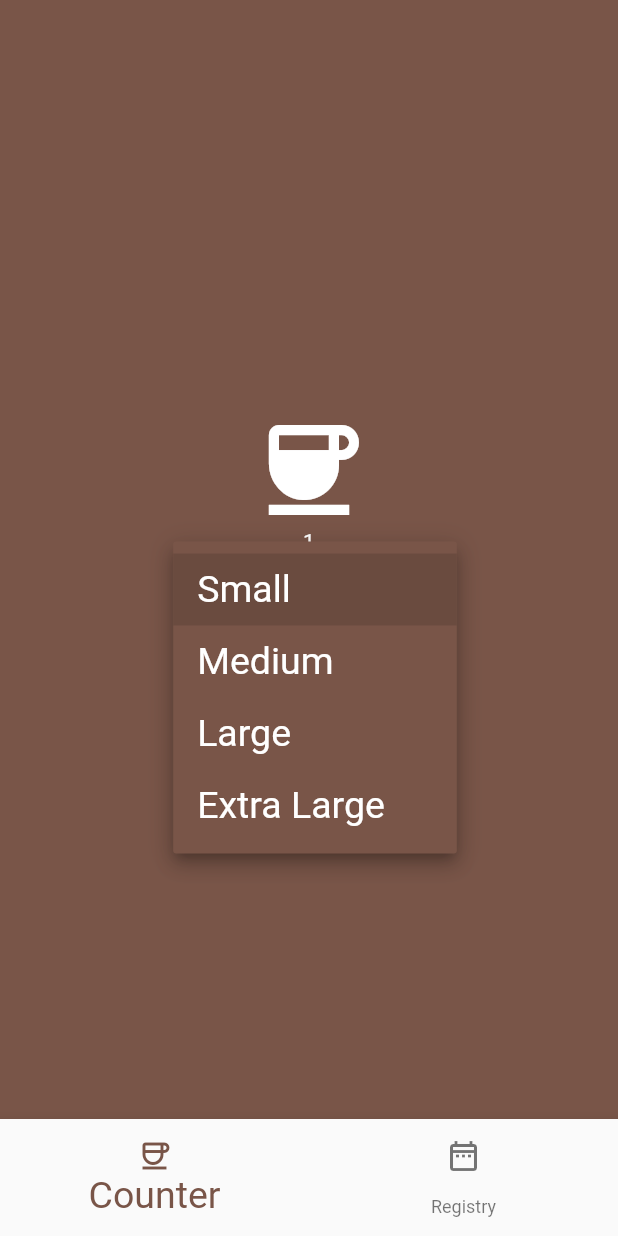
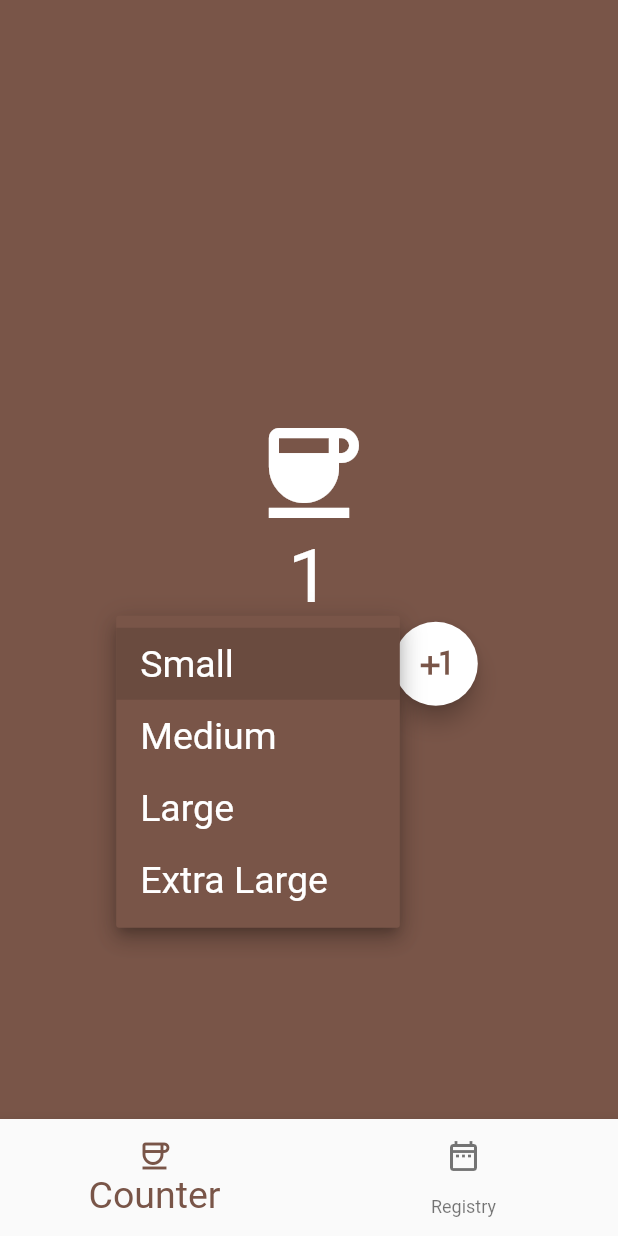
Before and after one commit to Erefor/coffees-counter-app, a Flutter app: the screen it shows after launch, after a tap on the "plus one" icon, after a tap on "Small", on a phone screen of 412 x 824 dp. Run offline on Flutter 3.47's test engine with Material 2 defaults, Android fonts, the phone set to English and light mode, and no system bars; our stand-ins replace sqflite; accounts and stored records are empty.

Commit message:
utils file added & some UI changes added

```diff
--- a/lib/Pages/CounterPage.dart
+++ b/lib/Pages/CounterPage.dart
@@ -1,8 +1,8 @@
 import 'package:coffe_counter_app/Models/CoffeeModel.dart';
 import 'package:coffe_counter_app/Providers/CoffeesProvider.dart';
+import 'package:coffe_counter_app/Utils/Utils.dart';
 import 'package:coffe_counter_app/Widgets/Widgets.dart';
 import 'package:flutter/material.dart';
-import 'package:intl/intl.dart';
 import 'package:provider/provider.dart';
 class CounterPage extends StatelessWidget {
   @override
@@ -17,14 +17,8 @@ class CounterPage extends StatelessWidget {
           crossAxisAlignment: CrossAxisAlignment.center,
           children: <Widget>[
             SizedBox(width: double.infinity),
-            Icon(
-              Icons.coffee,
-              size: 80,
-              color: Colors.white,
-            ),
-            Text(coffeeProvider.length.toString(),
-              style: TextStyle(color: Colors.white),
-            ),
+            Icon(Icons.coffee,size: 80,color: Colors.white),
+            Text(coffeeProvider.length.toString(),style: TextStyle(color: Colors.white,fontSize: 50)),
             _CoffeeSizeButtonsRow(),
           ],
         ),
@@ -45,17 +39,17 @@ class __CoffeeSizeButtonsRowState extends State<_CoffeeSizeButtonsRow> {
   void initState() {
     Provider.of<CoffeesProvider>(context, listen: false).getCoffees();
     super.initState();
-
   }
   bool isChecked = false;
   dynamic valueItem = 'Small';
   @override
   Widget build(BuildContext context) {
     final coffeeProvider = Provider.of<CoffeesProvider>(context);
-    return Column(
+    return Row(
+      mainAxisAlignment: MainAxisAlignment.center,
       children: [
         DropdownButton<String>(
-          items: _getDropItems(),
+          items: getDropItems(),
           dropdownColor: Colors.brown,
           value: valueItem,
           style: TextStyle(color: Colors.white, fontSize: 25),
@@ -67,15 +61,16 @@ class __CoffeeSizeButtonsRowState extends State<_CoffeeSizeButtonsRow> {
           alignment: Alignment.center,
           icon: Icon(Icons.arrow_drop_down, color: Colors.white,),
         ),
+        SizedBox(width: 20),
         FloatingActionButton(
           backgroundColor: Colors.white,
           child: Icon(
             Icons.plus_one,
             color: Colors.brown,
-            size: 40,
+            size: 30,
           ),
           onPressed: () {
-            String date = _getStringdate();
+            String date = getStringDate();
             Coffee newCoffee = Coffee(coffeeInt: 1, size: valueItem, date: date);
             coffeeProvider.addCoffeeRecord(newCoffee);
           },
@@ -83,27 +78,4 @@ class __CoffeeSizeButtonsRowState extends State<_CoffeeSizeButtonsRow> {
       ],
     );
   }
-
-  List<DropdownMenuItem<String>> _getDropItems() {
-    List<String> sizes = ['Small', 'Medium', 'Large', 'Extra Large'];
-    List<DropdownMenuItem<String>> dropDownItems = [];
-    for (int i = 0; i < sizes.length; i++) {
-      String size = sizes[i];
-      DropdownMenuItem<String> dropDownItem = DropdownMenuItem<String>(
-        child: Text(size),
-        value: size,
-      );
-      dropDownItems.add(dropDownItem);
-    }
-    return dropDownItems;
-  }
-
-  String _getStringdate() {
-    var now = DateTime.now();
-    var formatter = new DateFormat('dd-MM-yyyy');
-    String formattedTime = DateFormat('kk:mm:a').format(now);
-    String formattedDate = formatter.format(now);
-    String completeDate = '$formattedDate $formattedTime';
-    return completeDate;
-  }
 }
--- /dev/null
+++ b/lib/Utils/Utils.dart
@@ -0,0 +1,24 @@
+import 'package:flutter/material.dart';
+import 'package:intl/intl.dart';
+List<DropdownMenuItem<String>> getDropItems() {
+    List<String> sizes = ['Small', 'Medium', 'Large', 'Extra Large'];
+    List<DropdownMenuItem<String>> dropDownItems = [];
+    for (int i = 0; i < sizes.length; i++) {
+      String size = sizes[i];
+      DropdownMenuItem<String> dropDownItem = DropdownMenuItem<String>(
+        child: Text(size),
+        value: size,
+      );
+      dropDownItems.add(dropDownItem);
+    }
+    return dropDownItems;
+}
+
+String getStringDate() {
+  var now = DateTime.now();
+  var formatter = new DateFormat('dd-MM-yyyy');
+  String formattedTime = DateFormat('kk:mm:a').format(now);
+  String formattedDate = formatter.format(now);
+  String completeDate = '$formattedDate $formattedTime';
+  return completeDate;
+}
```
